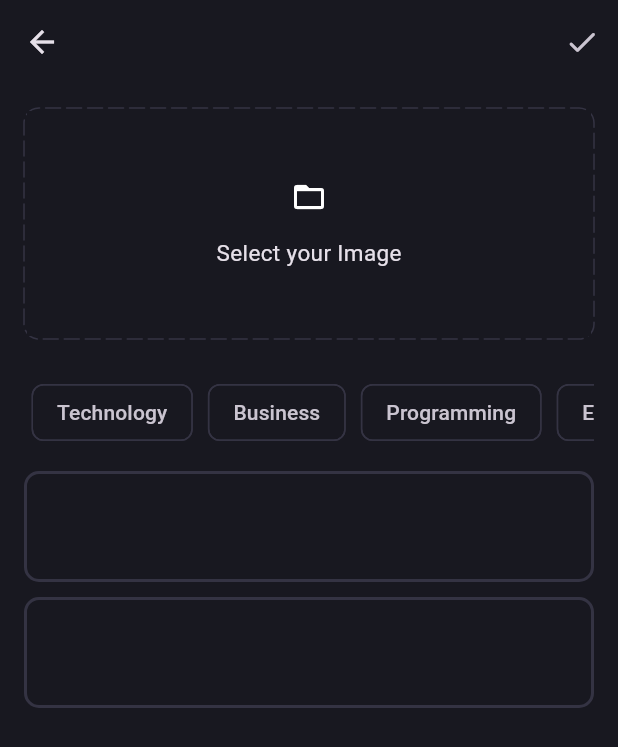
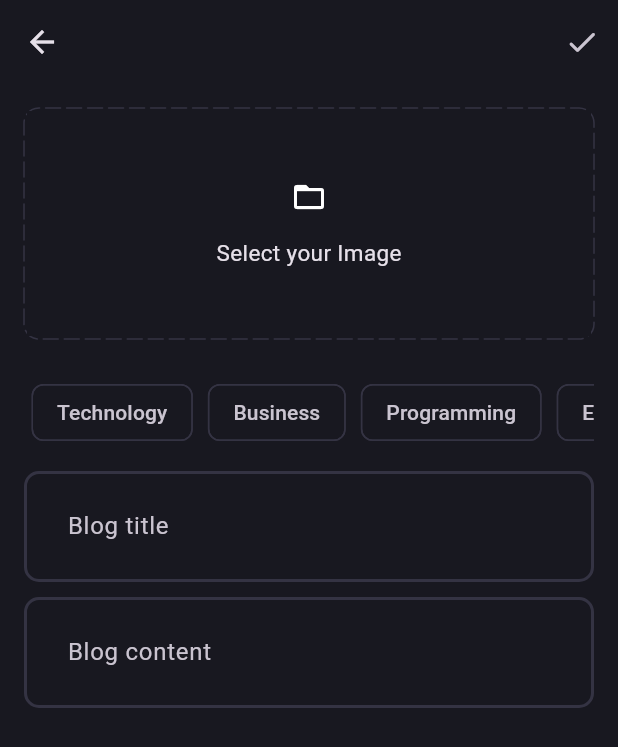
Before and after one commit to samuketema/weblog, a Flutter app: the AddNewBlogPage screen opened directly, on a phone screen of 412 x 824 dp. Shown: the top 747 px of the screen. Run offline on Flutter 3.47's test engine with Material 3 defaults, Android fonts, the phone set to English and light mode, and no system bars; drawn by our look-alikes of dotted_border; our stand-ins replace flutter_bloc, fpdart, get_it, supabase_flutter; accounts and stored records are empty.

Commit message:
customizing the blog editor.

```diff
--- a/lib/blog/presentation/widgets/blog_editor.dart
+++ b/lib/blog/presentation/widgets/blog_editor.dart
@@ -1,13 +1,16 @@
 import 'package:flutter/material.dart';
 
 class BlogEditor extends StatelessWidget {
+  final hint;
   final TextEditingController controller;
-  const BlogEditor({super.key,required this.controller});
+  const BlogEditor({super.key, required this.controller, required this.hint});
 
   @override
   Widget build(BuildContext context) {
-    return  TextFormField(
-
+    return TextFormField(
+      maxLines: null,
+      controller: controller,
+      decoration: InputDecoration(hintText: hint),
     );
   }
 }
```
